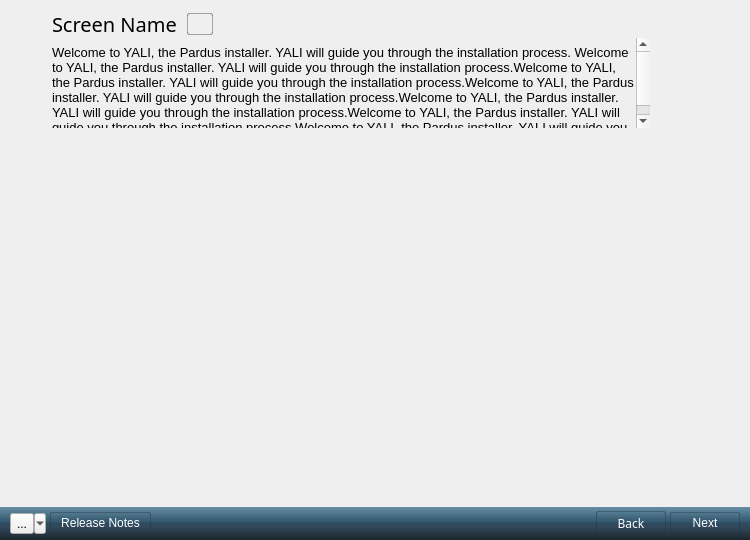
The window that yali/gui/Ui/main.ui (dadas45li/yali) describes before a commit, drawn with Qt 5.
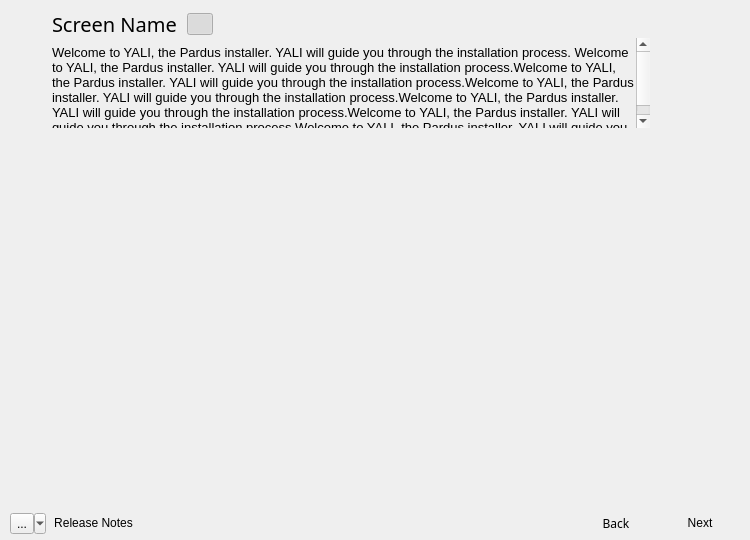
The same window after the commit. Icons and pictures are not drawn.

Commit message: checkpoint for help screen

```diff
--- a/yali/gui/Ui/main.ui
+++ b/yali/gui/Ui/main.ui
@@ -14,33 +14,7 @@
    <string>Yali</string>
   </property>
   <property name="styleSheet">
-   <string notr="true">#menuContainer{
-background-color: qlineargradient(spread:pad, x1:0.5, y1:1, x2:0.5, y2:0, stop:0 rgba(26, 38, 45, 255), stop:0.398093 rgba(51, 72, 91, 255), stop:0.521739 rgba(45, 76, 94, 255), stop:0.531585 rgba(49, 84, 106, 255), stop:0.983696 rgba(99, 141, 164, 255), stop:1 rgba(120, 146, 172, 255));
-}
-
-QPushButton{
-padding: 3px 10px 3px 10px;
-color: white;
-border:0px;
-}
-
-QPushButton::flat:hover{
-border:1px solid  rgba(34, 49, 60, 100);
-border-radius:2px;
-background-color: qlineargradient(spread:pad, x1:0.5, y1:1, x2:0.5, y2:0, stop:0 rgba(129, 3, 3, 255), stop:0.0192308 rgba(160, 35, 25, 255), stop:0.521739 rgba(166, 35, 29, 255), stop:0.531585 rgba(184, 46, 40, 255), stop:0.983696 rgba(168, 78, 74, 255), stop:1 rgba(210, 110, 110, 255));
-}
-
-QPushButton::flat{
-border:1px solid  rgba(34, 49, 60, 100);
-border-radius:2px;
-}
-
-QPushButton::flat:pressed{
-border:1px solid  rgba(34, 49, 60, 50);
-border-radius:2px;
-padding: 4px 10px 3px 10px;
-background-color: qlineargradient(spread:pad, x1:0.5, y1:1, x2:0.5, y2:0, stop:0 rgba(129, 36, 36, 255), stop:0.0192308 rgba(160, 64, 57, 255), stop:0.521739 rgba(166, 63, 58, 255), stop:0.531585 rgba(184, 72, 67, 255), stop:0.983696 rgba(168, 92, 88, 255), stop:1 rgba(210, 126, 126, 255));
-}</string>
+   <string notr="true"/>
   </property>
   <layout class="QGridLayout" name="gridLayout_3">
    <property name="margin">
@@ -48,13 +22,16 @@
    </property>
    <item row="0" column="0">
     <widget class="QWidget" name="Yali" native="true">
+     <property name="styleSheet">
+      <string notr="true"/>
+     </property>
      <layout class="QGridLayout" name="gridLayout_2">
-      <property name="verticalSpacing">
-       <number>0</number>
-      </property>
       <property name="margin">
        <number>0</number>
       </property>
+      <property name="spacing">
+       <number>0</number>
+      </property>
       <item row="1" column="0">
        <layout class="QHBoxLayout" name="screenContainer">
         <property name="spacing">
```
Left out of the diff: 16 changed lines with no effect on the pictures. The commit also changes 2 other files.
